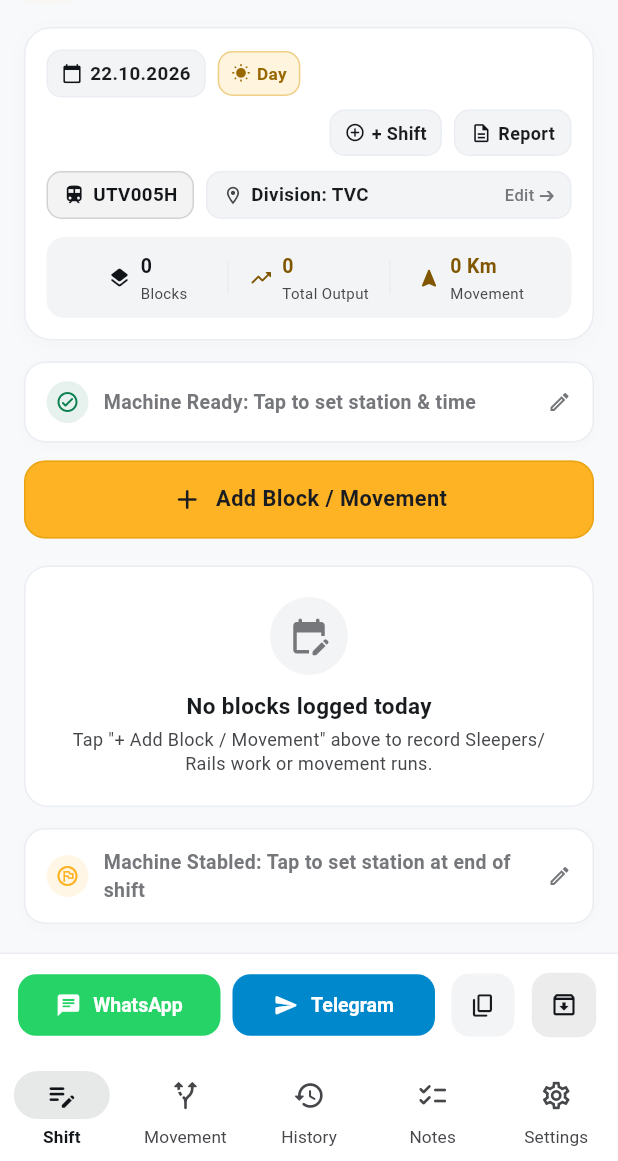
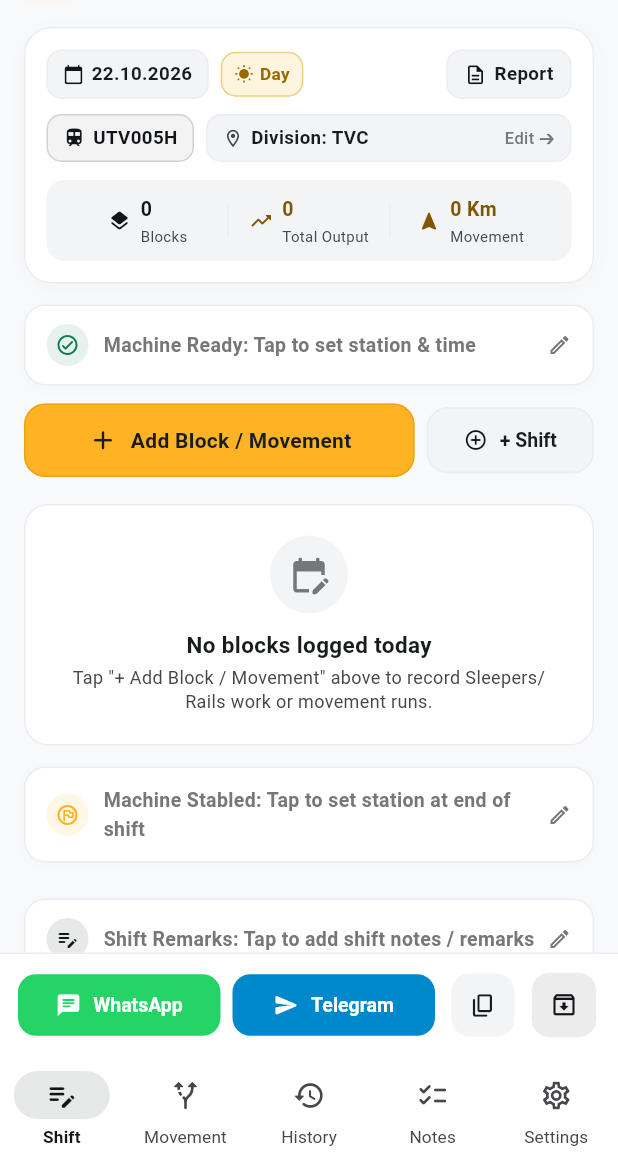
Before and after one commit to turboaristocrat/trackr-lite, a Flutter app: the screen it shows after launch, on a phone screen of 412 x 824 dp, the part 75-1236 px from its top. Run offline on Flutter 3.47's test engine with Material 3 defaults, Android fonts, the phone set to English and light mode, and no system bars; our stand-ins replace file_picker, share_plus, shared_preferences, web; missing offline and left inert: dart:js_interop.

Commit message:
feat: mutually exclusive Yard track options, TCR Yd Rd X format, and relocated + Shift button

```diff
--- a/lib/screens/shift_screen.dart
+++ b/lib/screens/shift_screen.dart
@@ -195,7 +195,9 @@ class ShiftScreenState extends State<ShiftScreen> {
                   const SizedBox(width: 8),
                   Expanded(
                     child: Text(
-                      '${b.startTime} – ${b.endTime} (${b.stationFrom} → ${b.stationTo})',
+                      b.line == 'Yard'
+                          ? '${b.startTime} – ${b.endTime} (${ReportService.formatYardLocation(b.stationFrom, b.stationTo)})'
+                          : '${b.startTime} – ${b.endTime} (${b.stationFrom} → ${b.stationTo})',
                       style: const TextStyle(fontWeight: FontWeight.bold, fontSize: 13, color: AppTheme.textPrimary),
                       overflow: TextOverflow.ellipsis,
                     ),
@@ -714,16 +716,15 @@ class ShiftScreenState extends State<ShiftScreen> {
           child: Column(
             crossAxisAlignment: CrossAxisAlignment.start,
             children: [
-              // Row 1: Date Chip + Day/Night Toggle on left, + Shift + Report Button on right (Responsive, never overlaps)
-              LayoutBuilder(
-                builder: (context, constraints) {
-                  final isCompact = constraints.maxWidth < 365;
-
-                  final dateChip = InkWell(
+              // Row 1: Date Chip + Day/Night Toggle on left, Report Button on right (Spacious, never overlaps)
+              Row(
+                children: [
+                  // Date Chip
+                  InkWell(
                     onTap: _pickDate,
                     borderRadius: BorderRadius.circular(10),
                     child: Container(
-                      padding: const EdgeInsets.symmetric(horizontal: 9, vertical: 6),
+                      padding: const EdgeInsets.symmetric(horizontal: 10, vertical: 6.5),
                       decoration: BoxDecoration(
                         color: shift.isNightShift
                             ? const Color(0xFF6750A4).withValues(alpha: 0.1)
@@ -755,9 +756,11 @@ class ShiftScreenState extends State<ShiftScreen> {
                         ],
                       ),
                     ),
-                  );
-
-                  final nightDayPill = InkWell(
+                  ),
+                  const SizedBox(width: 8),
+
+                  // Day / Night Quick Toggle Pill (Tap to toggle, Long-press for guide)
+                  InkWell(
                     onTap: () => _saveShift(shift.copyWith(isNightShift: !shift.isNightShift)),
                     onLongPress: _showOvernightWorkInfoDialog,
                     borderRadius: BorderRadius.circular(10),
@@ -794,47 +797,15 @@ class ShiftScreenState extends State<ShiftScreen> {
                         ],
                       ),
                     ),
-                  );
-
-                  final newShiftButton = InkWell(
-                    onTap: _confirmStartNewShift,
-                    borderRadius: BorderRadius.circular(10),
-                    child: Container(
-                      padding: const EdgeInsets.symmetric(horizontal: 9, vertical: 6),
-                      decoration: BoxDecoration(
-                        color: _isPastShift ? const Color(0xFFFDB324).withValues(alpha: 0.18) : AppTheme.surfaceContainerLow,
-                        borderRadius: BorderRadius.circular(10),
-                        border: Border.all(
-                          color: _isPastShift ? const Color(0xFFD69400).withValues(alpha: 0.5) : AppTheme.borderColor,
-                        ),
-                      ),
-                      child: Row(
-                        mainAxisSize: MainAxisSize.min,
-                        children: [
-                          Icon(
-                            Icons.add_circle_outline_rounded,
-                            size: 14,
-                            color: _isPastShift ? const Color(0xFF8A5B00) : AppTheme.primary,
-                          ),
-                          const SizedBox(width: 4),
-                          Text(
-                            '+ Shift',
-                            style: TextStyle(
-                              fontWeight: FontWeight.bold,
-                              fontSize: 12,
-                              color: _isPastShift ? const Color(0xFF8A5B00) : AppTheme.textPrimary,
-                            ),
-                          ),
-                        ],
-                      ),
-                    ),
-                  );
-
-                  final reportButton = InkWell(
+                  ),
+                  const Spacer(),
+
+                  // Report Button
+                  InkWell(
                     onTap: _previewReport,
                     borderRadius: BorderRadius.circular(10),
                     child: Container(
-                      padding: const EdgeInsets.symmetric(horizontal: 10, vertical: 6),
+                      padding: const EdgeInsets.symmetric(horizontal: 11, vertical: 6.5),
                       decoration: BoxDecoration(
                         color: AppTheme.surfaceContainerLow,
                         borderRadius: BorderRadius.circular(10),
@@ -843,57 +814,21 @@ class ShiftScreenState extends State<ShiftScreen> {
                       child: const Row(
                         mainAxisSize: MainAxisSize.min,
                         children: [
-                          Icon(Icons.description_outlined, size: 14.5, color: AppTheme.primary),
-                          SizedBox(width: 4),
+                          Icon(Icons.description_outlined, size: 15, color: AppTheme.primary),
+                          SizedBox(width: 5),
                           Text(
                             'Report',
                             style: TextStyle(
                               fontWeight: FontWeight.bold,
-                              fontSize: 12,
+                              fontSize: 12.5,
                               color: AppTheme.textPrimary,
                             ),
                           ),
                         ],
                       ),
                     ),
-                  );
-
-                  if (isCompact) {
-                    return Column(
-                      crossAxisAlignment: CrossAxisAlignment.start,
-                      children: [
-                        Row(
-                          children: [
-                            dateChip,
-                            const SizedBox(width: 8),
-                            nightDayPill,
-                          ],
-                        ),
-                        const SizedBox(height: 8),
-                        Row(
-                          children: [
-                            const Spacer(),
-                            newShiftButton,
-                            const SizedBox(width: 8),
-                            reportButton,
-                          ],
-                        ),
-                      ],
-                    );
-                  }
-
-                  return Row(
-                    children: [
-                      dateChip,
-                      const SizedBox(width: 8),
-                      nightDayPill,
-                      const Spacer(),
-                      newShiftButton,
-                      const SizedBox(width: 8),
-                      reportButton,
-                    ],
-                  );
-                },
+                  ),
+                ],
               ),
               const SizedBox(height: 10),
 
@@ -1060,16 +995,19 @@ class ShiftScreenState extends State<ShiftScreen> {
           ),
         ),
 
-        // Single Unified Action Button (+ Log Block / Transit) - Full Width Railway Yellow
+        // Action Buttons: + Add Block / Movement (Primary) & + Shift (Shorter, adjacent)
         Padding(
           padding: const EdgeInsets.symmetric(horizontal: 16, vertical: 8),
-          child: SizedBox(
-            width: double.infinity,
+          child: Row(
+            children: [
+              // Primary Add Block Button (longer length)
+              Expanded(
+                flex: 7,
                 child: ElevatedButton.icon(
                   style: ElevatedButton.styleFrom(
                     backgroundColor: const Color(0xFFFDB324), // Railway Signal Yellow / Amber
                     foregroundColor: const Color(0xFF191C20), // High-contrast dark typography
-                padding: const EdgeInsets.symmetric(vertical: 15),
+                    padding: const EdgeInsets.symmetric(vertical: 14),
                     elevation: 0,
                     shape: RoundedRectangleBorder(
                       borderRadius: BorderRadius.circular(14),
@@ -1077,17 +1015,62 @@ class ShiftScreenState extends State<ShiftScreen> {
                     ),
                   ),
                   onPressed: () => _addOrEditBlock(isTransit: false),
-              icon: const Icon(Icons.add_rounded, size: 22, color: Color(0xFF191C20)),
+                  icon: const Icon(Icons.add_rounded, size: 21, color: Color(0xFF191C20)),
                   label: const Text(
                     'Add Block / Movement',
                     style: TextStyle(
                       fontWeight: FontWeight.bold,
-                  fontSize: 14.5,
-                  letterSpacing: 0.3,
+                      fontSize: 14,
+                      letterSpacing: 0.2,
                       color: Color(0xFF191C20),
                     ),
-              ),
-            ),
+                    overflow: TextOverflow.ellipsis,
+                  ),
+                ),
+              ),
+              const SizedBox(width: 8),
+
+              // Secondary + Shift Button (smaller / shorter length)
+              Expanded(
+                flex: 3,
+                child: ElevatedButton.icon(
+                  style: ElevatedButton.styleFrom(
+                    backgroundColor: _isPastShift
+                        ? const Color(0xFFFDB324).withValues(alpha: 0.18)
+                        : AppTheme.surfaceContainerLow,
+                    foregroundColor: _isPastShift
+                        ? const Color(0xFF8A5B00)
+                        : AppTheme.textPrimary,
+                    padding: const EdgeInsets.symmetric(vertical: 14),
+                    elevation: 0,
+                    shape: RoundedRectangleBorder(
+                      borderRadius: BorderRadius.circular(14),
+                      side: BorderSide(
+                        color: _isPastShift
+                            ? const Color(0xFFD69400).withValues(alpha: 0.5)
+                            : AppTheme.borderColor,
+                        width: 1.1,
+                      ),
+                    ),
+                  ),
+                  onPressed: _confirmStartNewShift,
+                  icon: Icon(
+                    Icons.add_circle_outline_rounded,
+                    size: 16,
+                    color: _isPastShift ? const Color(0xFF8A5B00) : AppTheme.primary,
+                  ),
+                  label: Text(
+                    '+ Shift',
+                    style: TextStyle(
+                      fontWeight: FontWeight.bold,
+                      fontSize: 13,
+                      color: _isPastShift ? const Color(0xFF8A5B00) : AppTheme.textPrimary,
+                    ),
+                    overflow: TextOverflow.ellipsis,
+                  ),
+                ),
+              ),
+            ],
           ),
         ),
 
@@ -1432,7 +1415,7 @@ class ShiftScreenState extends State<ShiftScreen> {
                     isTransit
                         ? '${b.stationFrom}  ➔  ${b.stationTo}'
                         : (b.line == 'Yard'
-                            ? '${b.stationFrom}   •   Yard (${b.stationTo})'
+                            ? ReportService.formatYardLocation(b.stationFrom, b.stationTo)
                             : '${b.stationFrom}  ➔  ${b.stationTo}   •   ${b.line} Line'),
                     style: const TextStyle(
                       fontWeight: FontWeight.bold,
--- a/lib/services/movement_service.dart
+++ b/lib/services/movement_service.dart
@@ -100,7 +100,7 @@ class MovementService {
     final to = b.stationTo.trim().toUpperCase();
     if (from.isEmpty) return false;
     if (to.isEmpty || to == '_____') return false;
-    if (b.line.trim().toUpperCase() == 'YARD' || to.startsWith('ROAD')) return false;
+    if (b.line.trim().toUpperCase() == 'YARD' || to.startsWith('ROAD') || to.startsWith('RD') || to.contains('M/L')) return false;
     return from != to;
   }
 
@@ -229,7 +229,7 @@ class MovementService {
           } else {
             // Or else it should be the last block end station and time
             final lastBlock = shift.blocks.isNotEmpty ? shift.blocks.last : interStationRuns.last;
-            final isYard = lastBlock.line.trim().toUpperCase() == 'YARD' || lastBlock.stationTo.toUpperCase().startsWith('ROAD');
+            final isYard = lastBlock.line.trim().toUpperCase() == 'YARD' || lastBlock.stationTo.toUpperCase().startsWith('ROAD') || lastBlock.stationTo.toUpperCase().startsWith('RD') || lastBlock.stationTo.toUpperCase().contains('M/L');
             toStation = isYard
                 ? (lastBlock.stationFrom.trim().isNotEmpty
                     ? lastBlock.stationFrom.trim().toUpperCase()
--- a/lib/services/whatsapp_service.dart
+++ b/lib/services/whatsapp_service.dart
@@ -2,6 +2,7 @@ import 'package:flutter/services.dart';
 import 'package:share_plus/share_plus.dart';
 import 'package:url_launcher/url_launcher.dart';
 import '../models/shift_log.dart';
+import 'report_service.dart';
 
 class WhatsAppService {
   static String formatReport(ShiftLog log) {
@@ -34,7 +35,7 @@ class WhatsAppService {
         } else {
           buffer.writeln('$blockIdx️⃣ *[BLOCK]* ${b.startTime} - ${b.endTime}');
           if (b.line == 'Yard') {
-            buffer.writeln('   • *Yard:* ${b.stationFrom} (${b.stationTo})');
+            buffer.writeln('   • *Yard:* ${ReportService.formatYardLocation(b.stationFrom, b.stationTo)}');
           } else {
             buffer.writeln('   • *Section:* ${b.stationFrom} - ${b.stationTo} (${b.line} Line)');
           }
```
Also changed, not shown: lib/services/report_service.dart (+18 -1 lines), lib/widgets/add_block_dialog.dart (+120 -89 lines), 1 other file. Lines whose indentation alone changed are shown as unchanged.
